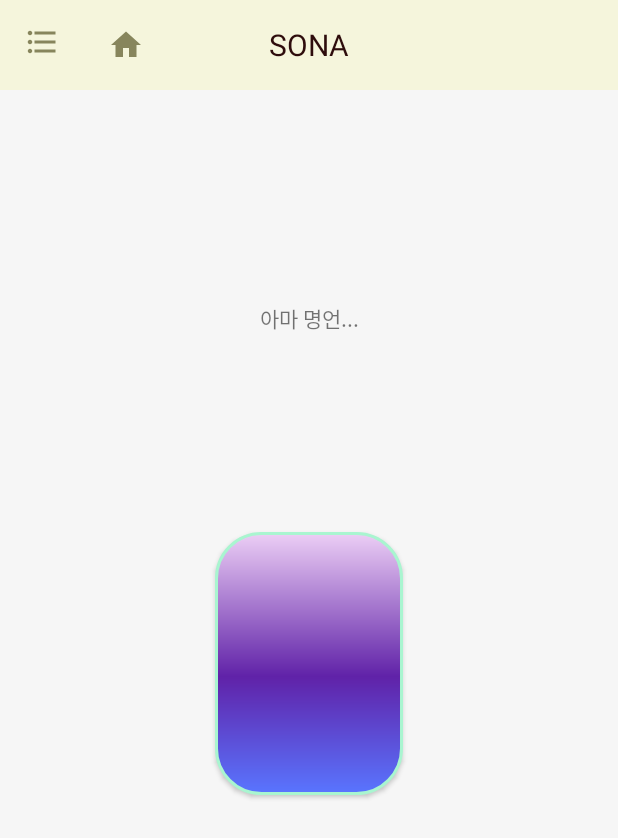
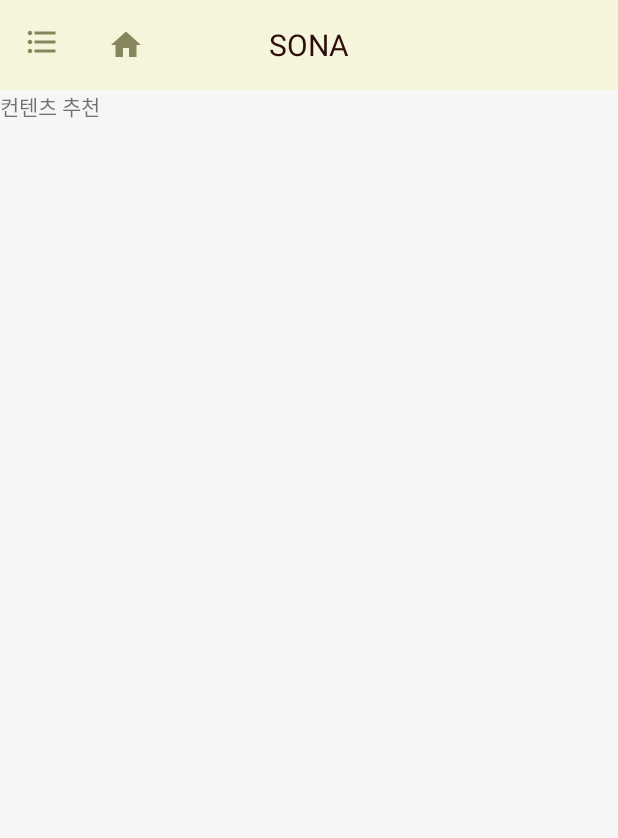
Before and after one commit to hotcoa922/SONA, an Android app: the MainActivity screen opened directly, with no data from a screen before it, in the side drawer, after a tap on "컨텐츠 추천(기능 막혀있음)", on a phone screen of 412 x 824 dp. Shown: the top 838 px of the screen. Run offline under Robolectric (Android 15) with nearby library versions, the phone set to English and light mode, and no system bars.

Commit message:
navi 오류 해결

```diff
--- a/app/src/main/java/com/hotcoa/sona/main/MainActivity.java
+++ b/app/src/main/java/com/hotcoa/sona/main/MainActivity.java
@@ -28,6 +28,8 @@ import com.google.android.material.navigation.NavigationView;
 import com.hotcoa.sona.R;
 import com.hotcoa.sona.appsetting.AppSettingFragment;
 import com.hotcoa.sona.calendar.CalendarFragment;
+import com.hotcoa.sona.contents.ContentsFragment;
+import com.hotcoa.sona.mindcheck.MindCheckFragment;
 import com.hotcoa.sona.usergide.UserGuideFragment;
 import com.hotcoa.sona.writediary.WriteDiaryFragment;
 
@@ -38,6 +40,8 @@ public class MainActivity extends AppCompatActivity {
     UserGuideFragment guide;
     CalendarFragment calendar;
     WriteDiaryFragment write;
+    MindCheckFragment mindcheck;
+    ContentsFragment contents;
     NavigationView navi;
 
     DrawerLayout drawerLayout;
@@ -76,6 +80,8 @@ public class MainActivity extends AppCompatActivity {
         guide = new UserGuideFragment();
         calendar = new CalendarFragment();
         write = new WriteDiaryFragment();
+        mindcheck = new MindCheckFragment();
+        contents = new ContentsFragment();
 
         drawerLayout = findViewById(R.id.drawlayout_x);
 
@@ -95,6 +101,14 @@ public class MainActivity extends AppCompatActivity {
             if(menuItem.getItemId() == R.id.writediary_navi){
                 getSupportFragmentManager().beginTransaction().replace(R.id.fragment_container_x,write ).commit();
             }
+            if(menuItem.getItemId() == R.id.mindcheck_navi){
+                getSupportFragmentManager().beginTransaction().replace(R.id.fragment_container_x,mindcheck ).commit();
+            }
+            if(menuItem.getItemId() == R.id.contentschuchu_navi){
+                getSupportFragmentManager().beginTransaction().replace(R.id.fragment_container_x,contents ).commit();
+            }
+
+
             drawerLayout.closeDrawer(GravityCompat.START);  //방향을 지정해 주는 것
 
             return true;
--- a/app/src/main/java/com/hotcoa/sona/mindcheck/MindCheckFragment.java
+++ b/app/src/main/java/com/hotcoa/sona/mindcheck/MindCheckFragment.java
@@ -16,7 +16,7 @@ public class MindCheckFragment extends Fragment {
 
     @Override
     public View onCreateView(LayoutInflater inflater, ViewGroup container, Bundle savedInstanceState) {
-        View rootView = inflater.inflate(R.layout.fragment_write_diary, container, false);
+        View rootView = inflater.inflate(R.layout.fragment_mind_check, container, false);
 
 
 
--- a/app/src/main/res/layout/fragment_calendar.xml
+++ b/app/src/main/res/layout/fragment_calendar.xml
@@ -9,6 +9,6 @@
     <TextView
         android:layout_width="match_parent"
         android:layout_height="match_parent"
-        android:text="@string/hello_blank_fragment" />
+        android:text="캘린더임" />
 
 </FrameLayout>
--- a/app/src/main/res/layout/fragment_check_diary_frament.xml
+++ b/app/src/main/res/layout/fragment_check_diary_frament.xml
@@ -9,6 +9,6 @@
     <TextView
         android:layout_width="match_parent"
         android:layout_height="match_parent"
-        android:text="@string/hello_blank_fragment" />
+        android:text="체크" />
 
 </FrameLayout>
--- a/app/src/main/res/layout/fragment_contents.xml
+++ b/app/src/main/res/layout/fragment_contents.xml
@@ -9,6 +9,6 @@
     <TextView
         android:layout_width="match_parent"
         android:layout_height="match_parent"
-        android:text="@string/hello_blank_fragment" />
+        android:text="컨텐츠 추천" />
 
 </androidx.constraintlayout.widget.ConstraintLayout>
--- a/app/src/main/res/layout/fragment_mind_check.xml
+++ b/app/src/main/res/layout/fragment_mind_check.xml
@@ -9,6 +9,6 @@
     <TextView
         android:layout_width="match_parent"
         android:layout_height="match_parent"
-        android:text="@string/hello_blank_fragment" />
+        android:text="감정 분석" />
 
 </FrameLayout>
--- a/app/src/main/res/menu/navi_menu.xml
+++ b/app/src/main/res/menu/navi_menu.xml
@@ -6,8 +6,8 @@
     <item android:title="프로필(임시)"
         android:id="@+id/profile_navi"/>
     -->
-    <item android:title="감정분석(기능 막혀있음)"
-        android:id="@+id/calcmind_navi"/>
+    <item android:title="감정분석(임시_구현해야함)"
+        android:id="@+id/mindcheck_navi"/>
     <item android:title="컨텐츠 추천(기능 막혀있음)"
         android:id="@+id/contentschuchu_navi"/>
     <item android:title="일기작성(임시_구현해야함_진행도20)"
```
